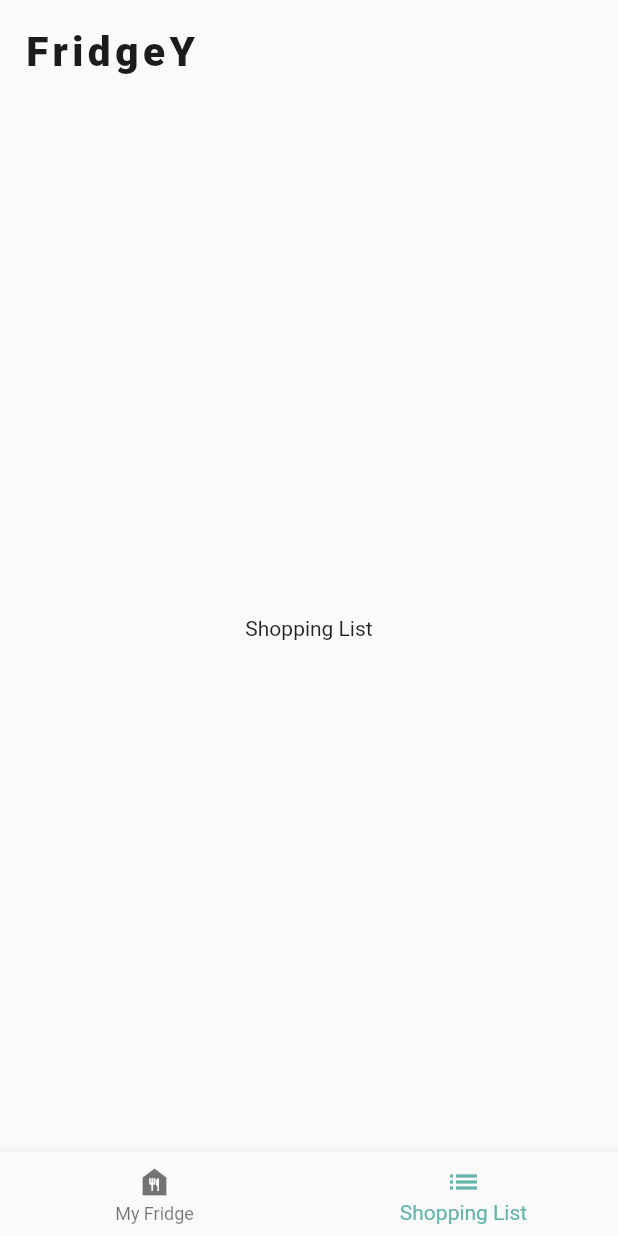
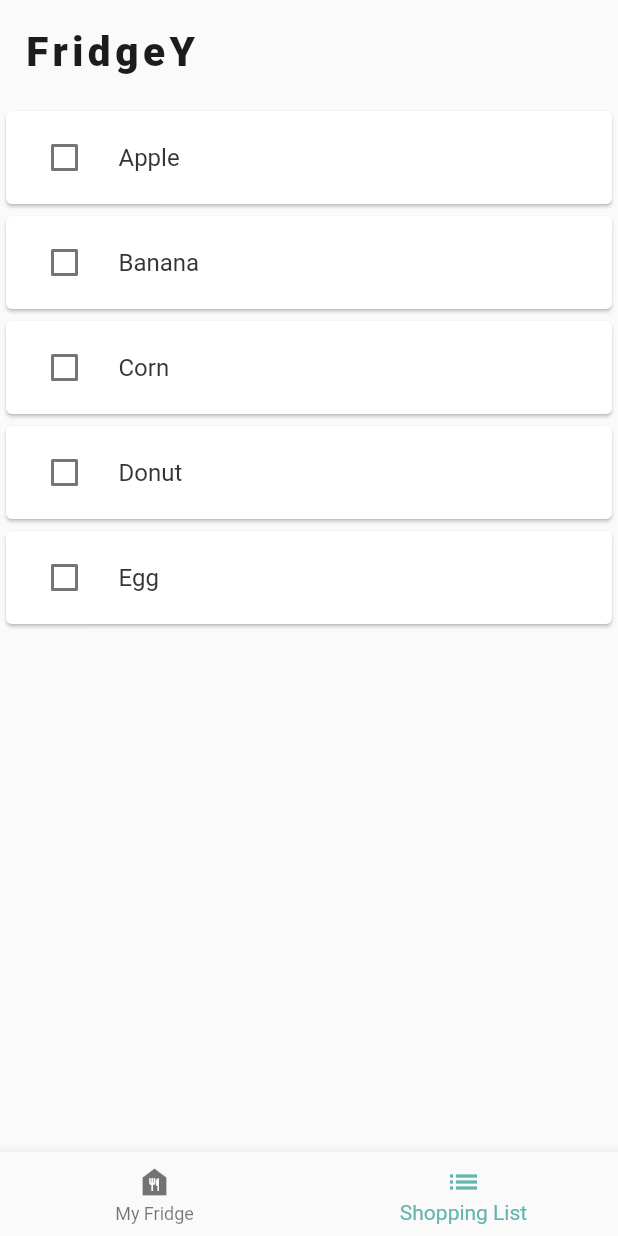
Before and after one commit to Gift-Phutatham/fridgey, a Flutter app: the screen it shows after launch, item 2 of the bottom bar chosen, on a phone screen of 412 x 824 dp. Run offline on Flutter 3.47's test engine with Material 2 defaults, Android fonts, the phone set to English and light mode, and no system bars; our stand-ins replace dropdown_button2, sqflite; accounts and stored records are empty.

Commit message:
add shopping list

```diff
--- a/lib/components/product_list.dart
+++ b/lib/components/product_list.dart
@@ -154,7 +154,7 @@ class _ProductListState extends State<ProductList> {
                   ),
                 );
               } else {
-                return const Center(child: Text('No data available'));
+                return const Center(child: CircularProgressIndicator());
               }
             },
           ),
--- /dev/null
+++ b/lib/components/shopping_list.dart
@@ -0,0 +1,70 @@
+import 'package:flutter/material.dart';
+
+import '../constants.dart';
+
+class ShoppingList extends StatefulWidget {
+  const ShoppingList({Key? key}) : super(key: key);
+
+  @override
+  State<ShoppingList> createState() => _ShoppingListState();
+}
+
+class _ShoppingListState extends State<ShoppingList> {
+  List<CheckBoxListTileModel> checkBoxListTileModel =
+      CheckBoxListTileModel.getList();
+
+  @override
+  Widget build(BuildContext context) {
+    return ListView.builder(
+      itemCount: checkBoxListTileModel.length,
+      itemBuilder: (BuildContext context, int index) {
+        return Card(
+          child: Container(
+            padding: const EdgeInsets.all(3.0),
+            child: CheckboxListTile(
+              controlAffinity: ListTileControlAffinity.leading,
+              title: Text(
+                checkBoxListTileModel[index].title,
+                style: const TextStyle(fontSize: 16, color: kTextColor3),
+              ),
+              activeColor: kButtonColor1,
+              value: checkBoxListTileModel[index].isChecked,
+              // secondary: SizedBox(
+              //   height: 50,
+              //   width: 50,
+              //   child: Image.asset(
+              //     checkBoxListTileModel[index].img,
+              //     fit: BoxFit.cover,
+              //   ),
+              // ),
+              onChanged: (bool? value) {
+                setState(() {
+                  checkBoxListTileModel[index].isChecked = value!;
+                });
+              },
+            ),
+          ),
+        );
+      },
+    );
+  }
+}
+
+class CheckBoxListTileModel {
+  int id;
+  String title;
+  bool isChecked;
+
+  CheckBoxListTileModel(
+      {required this.id, required this.title, required this.isChecked});
+
+  static List<CheckBoxListTileModel> getList() {
+    return <CheckBoxListTileModel>[
+      CheckBoxListTileModel(id: 1, title: "Apple", isChecked: false),
+      CheckBoxListTileModel(id: 2, title: "Banana", isChecked: false),
+      CheckBoxListTileModel(id: 3, title: "Corn", isChecked: false),
+      CheckBoxListTileModel(id: 4, title: "Donut", isChecked: false),
+      CheckBoxListTileModel(id: 5, title: "Egg", isChecked: false),
+    ];
+  }
+}
--- a/lib/pages/shopping_list_page.dart
+++ b/lib/pages/shopping_list_page.dart
@@ -1,10 +1,12 @@
 import 'package:flutter/material.dart';
+
+import '../components/shopping_list.dart';
 
 class ShoppingListPage extends StatelessWidget {
   const ShoppingListPage({Key? key}) : super(key: key);
 
   @override
   Widget build(BuildContext context) {
-    return const Text('Shopping List');
+    return const ShoppingList();
   }
 }
```
